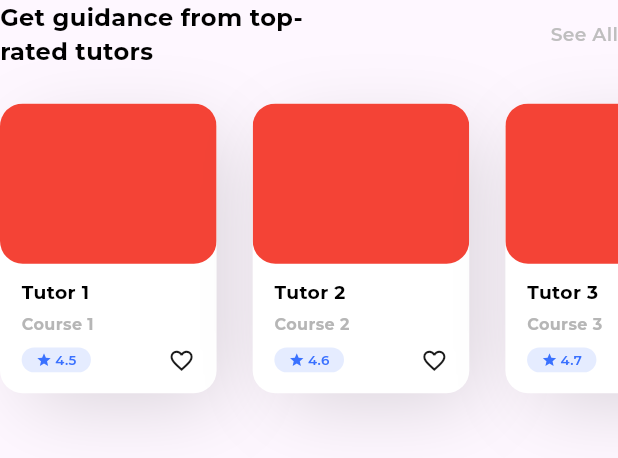
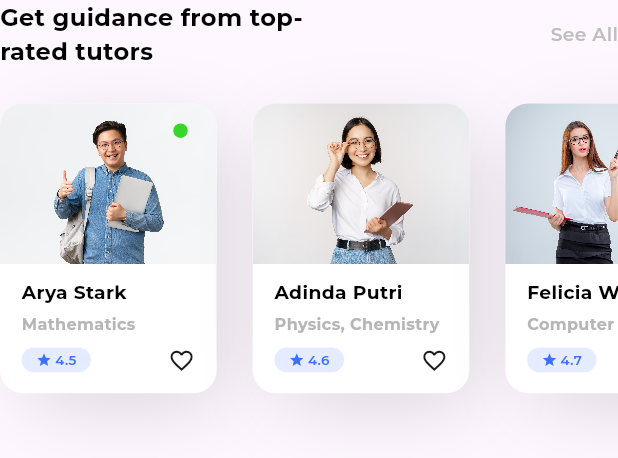
Before and after one commit to sibeux/edulink_learning_app, a Flutter app: the GuidanceRatedTutor widget shown alone on an empty page, opened directly, on a phone screen of 412 x 824 dp. Shown: the top 458 px of the screen. Run offline on Flutter 3.47's test engine with Material 3 defaults, Android fonts, the phone set to English and light mode, and no system bars; our stand-ins replace cached_network_image, cloud_firestore, dropdown_button2, email_validator, firebase_core, flutter_native_splash and 12 more; accounts and stored records are empty; project files that could hold a hidden picture were left out.

Commit message:
feat: Add dummy tutor images and update guidance rated tutor to use them

```diff
--- a/lib/widgets/home_widget/student/container_guidance_tutor.dart
+++ b/lib/widgets/home_widget/student/container_guidance_tutor.dart
@@ -8,13 +8,14 @@ import 'package:hexcolor/hexcolor.dart';
 class ContainerGuidanceTutor extends StatelessWidget {
   const ContainerGuidanceTutor({
     super.key,
+    required this.image,
     required this.name,
     required this.courses,
     required this.rating,
     required this.index,
   });
 
-  final String name, courses, rating;
+  final String image, name, courses, rating;
   final int index;
 
   @override
@@ -38,16 +39,37 @@ class ContainerGuidanceTutor extends StatelessWidget {
       ),
       child: Column(
         children: [
+          Stack(
+            children: [
               Container(
                 width: double.infinity,
                 height: 120.h,
                 decoration: BoxDecoration(
-              color: Colors.red,
                   borderRadius: BorderRadius.only(
                     bottomRight: Radius.circular(17.r),
                     bottomLeft: Radius.circular(17.r),
                   ),
                 ),
+                child: Image.asset(
+                  image,
+                  fit: BoxFit.cover,
+                  filterQuality: FilterQuality.high,
+                ),
+              ),
+              if (index % 2 == 0)
+                Positioned(
+                  top: 15.h,
+                  right: 20.w,
+                  child: Container(
+                    width: 10.w,
+                    height: 10.w,
+                    decoration: BoxDecoration(
+                      shape: BoxShape.circle,
+                      color: HexColor('#36D72A'),
+                    ),
+                  ),
+                ),
+            ],
           ),
           SizedBox(height: 12.h),
           Padding(
--- a/lib/widgets/home_widget/student/guidance_rated_tutor.dart
+++ b/lib/widgets/home_widget/student/guidance_rated_tutor.dart
@@ -3,6 +3,25 @@ import 'package:edulink_learning_app/widgets/home_widget/student/container_guida
 import 'package:flutter/material.dart';
 import 'package:flutter_screenutil/flutter_screenutil.dart';
 import 'package:hexcolor/hexcolor.dart';
+
+List<String> _dummyTutorNames = [
+  'Arya Stark',
+  'Adinda Putri',
+  'Felicia Wijaya',
+  'Steven Lim',
+];
+List<String> _dummyCourses = [
+  'Mathematics',
+  'Physics, Chemistry',
+  'Computer Science',
+  'Biology, English',
+];
+List<String> _dummyProfilePictures = [
+  "assets/images/screens/dummy/tutor-home/1.jpg",
+  "assets/images/screens/dummy/tutor-home/2.jpg",
+  "assets/images/screens/dummy/tutor-home/3.jpg",
+  "assets/images/screens/dummy/tutor-home/4.jpg",
+];
 
 class GuidanceRatedTutor extends StatelessWidget {
   const GuidanceRatedTutor({super.key});
@@ -54,8 +73,9 @@ class GuidanceRatedTutor extends StatelessWidget {
                 for (int i = 0; i < 4; i++)
                   ContainerGuidanceTutor(
                     index: i,
-                    name: 'Tutor ${i + 1}',
-                    courses: 'Course ${i + 1}',
+                    image: _dummyProfilePictures[i],
+                    name: _dummyTutorNames[i],
+                    courses: _dummyCourses[i],
                     rating: '${4.5 + (i * 0.1)}',
                   ),
               ],
--- a/pubspec.yaml
+++ b/pubspec.yaml
@@ -90,6 +90,7 @@ flutter:
     - assets/images/screens/
     - assets/images/screens/home/
     - assets/images/screens/user-profile/
+    - assets/images/screens/dummy/tutor-home/
 
   # An image asset can refer to one or more resolution-specific "variants", see
   # https://flutter.dev/to/resolution-aware-images
```
Also changed, not shown: assets/images/screens/dummy/tutor-home/1.jpg (added), assets/images/screens/dummy/tutor-home/2.jpg (added), assets/images/screens/dummy/tutor-home/3.jpg (added), assets/images/screens/dummy/tutor-home/4.jpg (added). Lines whose indentation alone changed are shown as unchanged.
